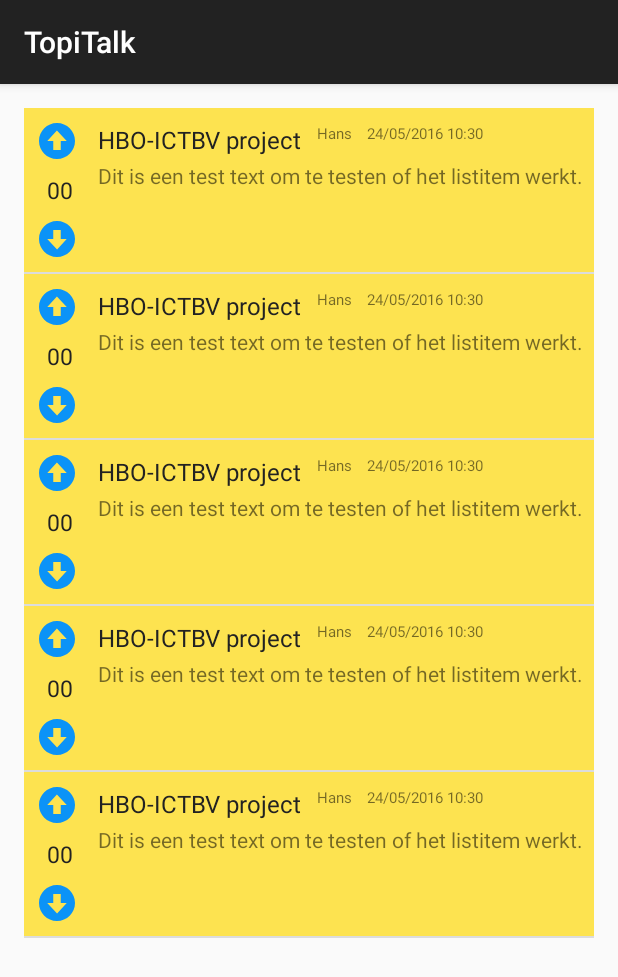
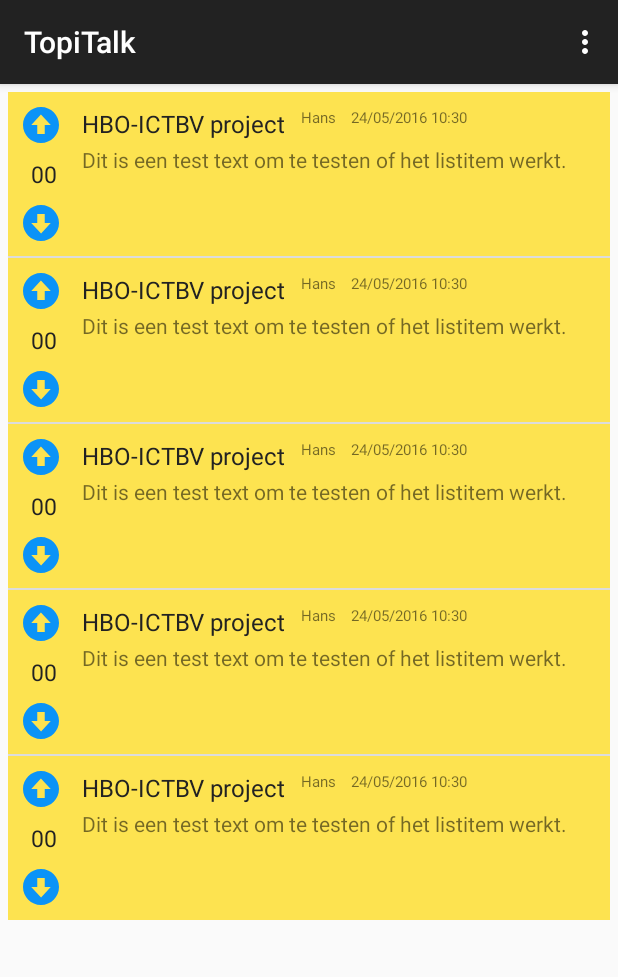
Before and after one commit to SaxionHBO-ICT/topicus-portal, an Android app: the MainActivity screen opened directly, with no data from a screen before it, on a phone screen of 412 x 824 dp. Shown: the top 977 px of the screen. Run offline under Robolectric (Android 15) with nearby library versions, the phone set to English and light mode, and no system bars; libraries missing offline, so code that uses them is left out: com.j256.ormlite; 1 statement that could not run was skipped.

Commit message:
Added a menu to MainActivity to be able to logout a user. Removed old button. Re-color vertex icons.

```diff
--- a/app/src/main/java/nl/saxion/jelmer/topitalk/controller/MainActivity.java
+++ b/app/src/main/java/nl/saxion/jelmer/topitalk/controller/MainActivity.java
@@ -3,6 +3,9 @@ package nl.saxion.jelmer.topitalk.controller;
 import android.content.Intent;
 import android.support.v7.app.AppCompatActivity;
 import android.os.Bundle;
+import android.view.Menu;
+import android.view.MenuInflater;
+import android.view.MenuItem;
 import android.view.View;
 import android.widget.Button;
 import android.widget.ListView;
@@ -13,7 +16,6 @@ import nl.saxion.jelmer.topitalk.view.PostListAdapter;
 
 public class MainActivity extends AppCompatActivity {
 
-    private Button btLogout;
     private PostListAdapter adapter;
     private ListView postList;
 
@@ -22,16 +24,7 @@ public class MainActivity extends AppCompatActivity {
 
         super.onCreate(savedInstanceState);
         setContentView(R.layout.activity_main);
-        btLogout = (Button) findViewById(R.id.bt_logout);
         postList = (ListView) findViewById(R.id.lv_post_list);
-
-        btLogout.setOnClickListener(new View.OnClickListener() {
-            @Override
-            public void onClick(View v) {
-                TalkModel.getInstance().logoutCurrentUser();
-                initialize();
-            }
-        });
 
         initialize();
 
@@ -52,15 +45,30 @@ public class MainActivity extends AppCompatActivity {
 
     private void initialize() {
 
-        if (isUserLoggedIn()) {
-            btLogout.setVisibility(View.VISIBLE);
-            btLogout.setClickable(true);
-        } else {
-            btLogout.setVisibility(View.INVISIBLE);
-            btLogout.setClickable(false);
+        if (!isUserLoggedIn()) {
             Intent intent = new Intent(this, LoginActivity.class);
             startActivity(intent);
             finish();
         }
     }
+
+    @Override
+    public boolean onCreateOptionsMenu(Menu menu) {
+        MenuInflater inflater = getMenuInflater();
+        inflater.inflate(R.menu.topi_menu, menu);
+        return true;
+    }
+
+    @Override
+    public boolean onOptionsItemSelected(MenuItem item) {
+
+        switch (item.getItemId()) {
+            case R.id.menu_logout:
+                TalkModel.getInstance().logoutCurrentUser();
+                initialize();
+                return true;
+            default:
+                return super.onOptionsItemSelected(item);
+        }
+    }
 }
--- a/app/src/main/res/drawable/downvote_circled.xml
+++ b/app/src/main/res/drawable/downvote_circled.xml
@@ -1,4 +1,4 @@
 <vector android:height="24dp" android:viewportHeight="20.0"
     android:viewportWidth="20.0" android:width="24dp" xmlns:android="http://schemas.android.com/apk/res/android">
-    <path android:fillColor="@color/topicusBlue" android:pathData="M10,0C4.477,0 0,4.477 0,10c0,5.523 4.477,10 10,10s10,-4.477 10,-10C20,4.477 15.523,0 10,0zM10.048,15.833L4.582,10h3.33c0.001,-0.001 0.002,-0.002 0.003,-0.004V5h4.167v4.998C12.083,9.999 12.083,9.999 12.084,10h3.321c0.002,0.005 0.001,0.002 0.003,0.008L10.048,15.833z"/>
+    <path android:fillColor="#0B93F7" android:pathData="M10,0C4.477,0 0,4.477 0,10c0,5.523 4.477,10 10,10s10,-4.477 10,-10C20,4.477 15.523,0 10,0zM10.048,15.833L4.582,10h3.33c0.001,-0.001 0.002,-0.002 0.003,-0.004V5h4.167v4.998C12.083,9.999 12.083,9.999 12.084,10h3.321c0.002,0.005 0.001,0.002 0.003,0.008L10.048,15.833z"/>
 </vector>
--- a/app/src/main/res/drawable/upvote_circled.xml
+++ b/app/src/main/res/drawable/upvote_circled.xml
@@ -1,4 +1,4 @@
 <vector android:height="24dp" android:viewportHeight="20.0"
     android:viewportWidth="20.0" android:width="24dp" xmlns:android="http://schemas.android.com/apk/res/android">
-    <path android:fillColor="@color/topicusBlue" android:pathData="M10,0C4.477,0 0,4.477 0,10c0,5.523 4.477,10 10,10s10,-4.477 10,-10C20,4.477 15.523,0 10,0zM12.088,10c-0.001,0.001 -0.002,0.002 -0.004,0.003V15H7.918v-4.998C7.917,10.001 7.917,10.001 7.916,10h-3.321C4.593,9.995 4.594,9.998 4.591,9.992l5.36,-5.826h0L15.418,10H12.088z"/>
+    <path android:fillColor="#0B93F7" android:pathData="M10,0C4.477,0 0,4.477 0,10c0,5.523 4.477,10 10,10s10,-4.477 10,-10C20,4.477 15.523,0 10,0zM12.088,10c-0.001,0.001 -0.002,0.002 -0.004,0.003V15H7.918v-4.998C7.917,10.001 7.917,10.001 7.916,10h-3.321C4.593,9.995 4.594,9.998 4.591,9.992l5.36,-5.826h0L15.418,10H12.088z"/>
 </vector>
--- a/app/src/main/res/layout/activity_main.xml
+++ b/app/src/main/res/layout/activity_main.xml
@@ -3,32 +3,31 @@
     xmlns:tools="http://schemas.android.com/tools"
     android:layout_width="match_parent"
     android:layout_height="match_parent"
-    android:paddingBottom="@dimen/activity_vertical_margin"
-    android:paddingLeft="@dimen/activity_horizontal_margin"
-    android:paddingRight="@dimen/activity_horizontal_margin"
-    android:paddingTop="@dimen/activity_vertical_margin"
+    android:paddingBottom="5dp"
+    android:paddingLeft="5dp"
+    android:paddingRight="5dp"
+    android:paddingTop="5dp"
     tools:context=".controller.MainActivity">
 
     <ListView
         android:id="@+id/lv_post_list"
         android:layout_width="match_parent"
         android:layout_height="wrap_content"
-        android:layout_above="@+id/bt_logout"
         android:layout_alignParentStart="true"
         android:layout_alignParentTop="true">
     </ListView>
 
-    <Button
-        android:id="@+id/bt_logout"
-        android:layout_width="wrap_content"
-        android:layout_height="wrap_content"
-        android:layout_alignParentBottom="true"
-        android:layout_centerHorizontal="true"
-        android:layout_marginTop="10dp"
-        android:background="@color/colorPrimary"
-        android:text="@string/bt_logout"
-        android:visibility="invisible"
-        android:clickable="false"
-        android:textColor="@color/topicusWhite" />
+    <!--<Button-->
+        <!--android:id="@+id/bt_logout"-->
+        <!--android:layout_width="wrap_content"-->
+        <!--android:layout_height="wrap_content"-->
+        <!--android:layout_alignParentBottom="true"-->
+        <!--android:layout_centerHorizontal="true"-->
+        <!--android:layout_marginTop="10dp"-->
+        <!--android:background="@color/colorPrimary"-->
+        <!--android:text="@string/bt_logout"-->
+        <!--android:visibility="invisible"-->
+        <!--android:clickable="false"-->
+        <!--android:textColor="@color/topicusWhite" />-->
 
 </RelativeLayout>
--- /dev/null
+++ b/app/src/main/res/menu/topi_menu.xml
@@ -0,0 +1,9 @@
+<?xml version="1.0" encoding="utf-8"?>
+<menu xmlns:android="http://schemas.android.com/apk/res/android">
+    <item
+        android:id="@+id/menu_logout"
+        android:title="@string/menu_logout" />
+    <item
+        android:id="@+id/menu_settings"
+        android:title="@string/menu_settings"/>
+</menu>
--- a/app/src/main/res/values/strings.xml
+++ b/app/src/main/res/values/strings.xml
@@ -11,4 +11,6 @@
     <string name="tv_date_placeholder">24/05/2016 15:11</string>
     <string name="tv_posttitle_placeholder">Post title placeholder</string>
     <string name="bt_logout">Logout</string>
+    <string name="menu_logout">Logout</string>
+    <string name="menu_settings">Settings</string>
 </resources>
```
